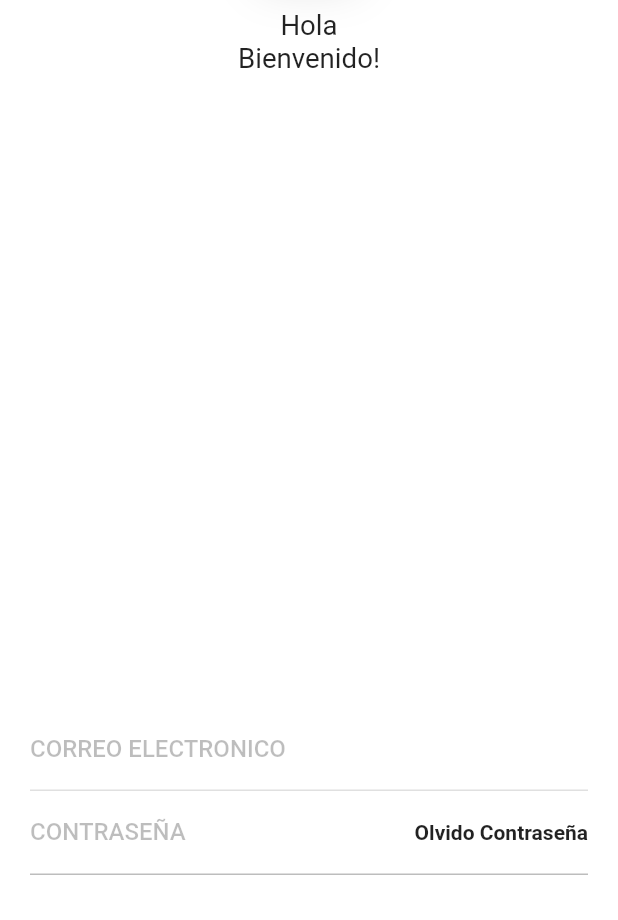
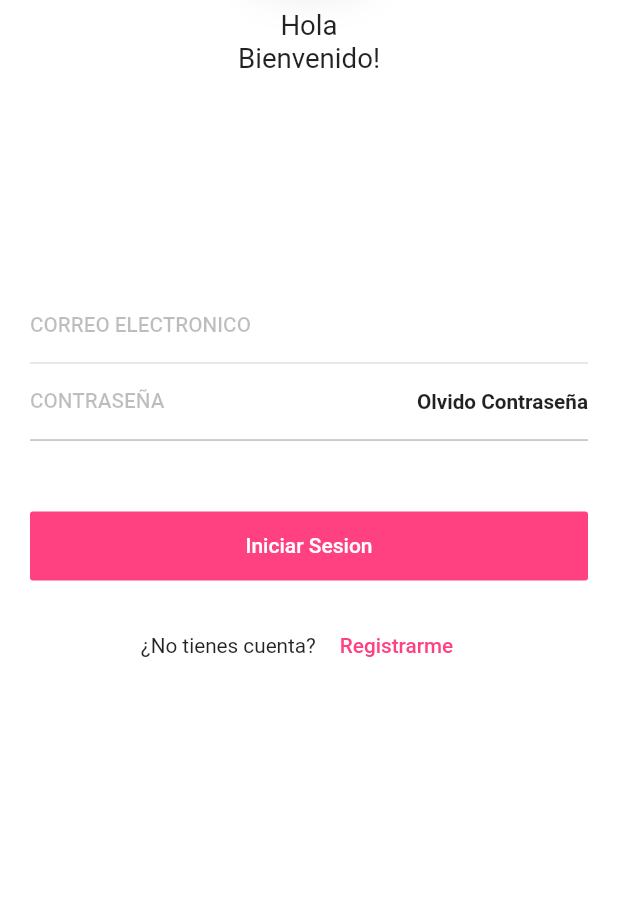
Before and after one commit to jdvpl/flutter-construccion-de-uis-adaptables, a Flutter app: the screen it shows after launch, on a phone screen of 412 x 824 dp, the part 316-1236 px from its top. Run offline on Flutter 3.47's test engine with Material 2 defaults, Android fonts, the light colour scheme and no system bars; our stand-ins replace flutter_svg.

Commit message:
SizeBox responsivos

```diff
--- a/api_rest_ui/lib/widgets/input_text.dart
+++ b/api_rest_ui/lib/widgets/input_text.dart
@@ -4,19 +4,22 @@ class InputText extends StatelessWidget {
   final String label;
   final TextInputType keyboardType;
   final bool obsucreText, borderEnabled;
-  const InputText({
-    Key key,
-    this.label = "",
-    this.keyboardType = TextInputType.text,
-    this.obsucreText = false,
-    this.borderEnabled = true,
-  }) : super(key: key);
+  final double fontSize;
+  const InputText(
+      {Key key,
+      this.label = "",
+      this.keyboardType = TextInputType.text,
+      this.obsucreText = false,
+      this.borderEnabled = true,
+      this.fontSize = 15})
+      : super(key: key);
 
   @override
   Widget build(BuildContext context) {
     return TextFormField(
       keyboardType: this.keyboardType,
       obscureText: this.obsucreText,
+      style: TextStyle(fontSize: this.fontSize),
       decoration: InputDecoration(
         enabledBorder: this.borderEnabled
             ? UnderlineInputBorder(
--- a/api_rest_ui/lib/widgets/login_form.dart
+++ b/api_rest_ui/lib/widgets/login_form.dart
@@ -1,5 +1,6 @@
 import 'dart:ui';
 
+import 'package:api_rest_ui/utils/responsive.dart';
 import 'package:api_rest_ui/widgets/input_text.dart';
 import 'package:flutter/material.dart';
 
@@ -8,6 +9,7 @@ class LoginForm extends StatelessWidget {
 
   @override
   Widget build(BuildContext context) {
+    final Responsive responsive = Responsive.of(context);
     return Positioned(
       bottom: 30,
       right: 20,
@@ -17,6 +19,7 @@ class LoginForm extends StatelessWidget {
           InputText(
             keyboardType: TextInputType.emailAddress,
             label: "CORREO ELECTRONICO",
+            fontSize: responsive.dp(1.5),
           ),
           Container(
             decoration: BoxDecoration(
@@ -33,6 +36,7 @@ class LoginForm extends StatelessWidget {
                     label: "CONTRASEÑA",
                     obsucreText: true,
                     borderEnabled: false,
+                    fontSize: responsive.dp(1.5),
                   ),
                 ),
                 FlatButton(
@@ -40,12 +44,54 @@ class LoginForm extends StatelessWidget {
                   onPressed: () {},
                   child: Text(
                     "Olvido Contraseña",
-                    style: TextStyle(fontWeight: FontWeight.bold),
+                    style: TextStyle(
+                        fontWeight: FontWeight.bold,
+                        fontSize: responsive.dp(1.5)),
                   ),
                 )
               ],
             ),
-          )
+          ),
+          SizedBox(
+            height: responsive.dp(5),
+          ),
+          SizedBox(
+            width: double.infinity,
+            child: FlatButton(
+              padding: EdgeInsets.symmetric(vertical: 15),
+              color: Colors.pinkAccent,
+              onPressed: () {},
+              child: Text(
+                "Iniciar Sesion",
+                style: TextStyle(color: Colors.white),
+              ),
+            ),
+          ),
+          SizedBox(
+            height: responsive.dp(2),
+          ),
+          Row(
+            mainAxisAlignment: MainAxisAlignment.center,
+            children: [
+              Text(
+                "¿No tienes cuenta?",
+                style: TextStyle(fontSize: responsive.dp(1.5)),
+              ),
+              FlatButton(
+                onPressed: () {},
+                child: Text(
+                  "Registrarme",
+                  style: TextStyle(
+                    color: Colors.pinkAccent,
+                    fontSize: responsive.dp(1.5),
+                  ),
+                ),
+              ),
+            ],
+          ),
+          SizedBox(
+            height: responsive.dp(14),
+          ),
         ],
       ),
     );
```
